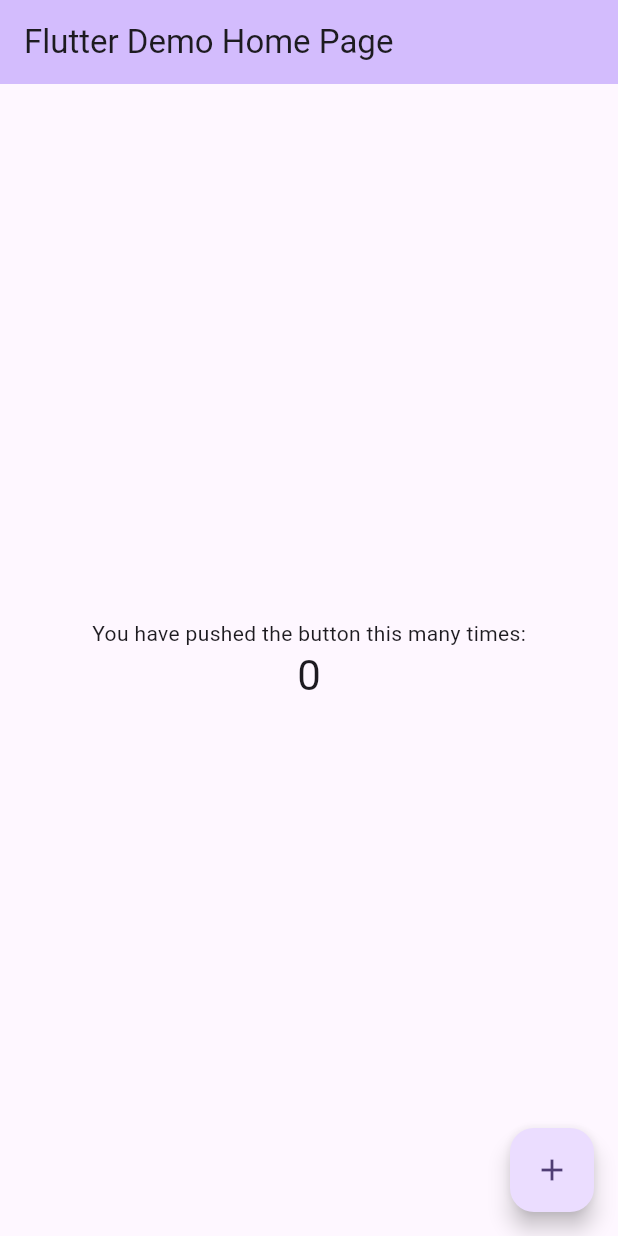
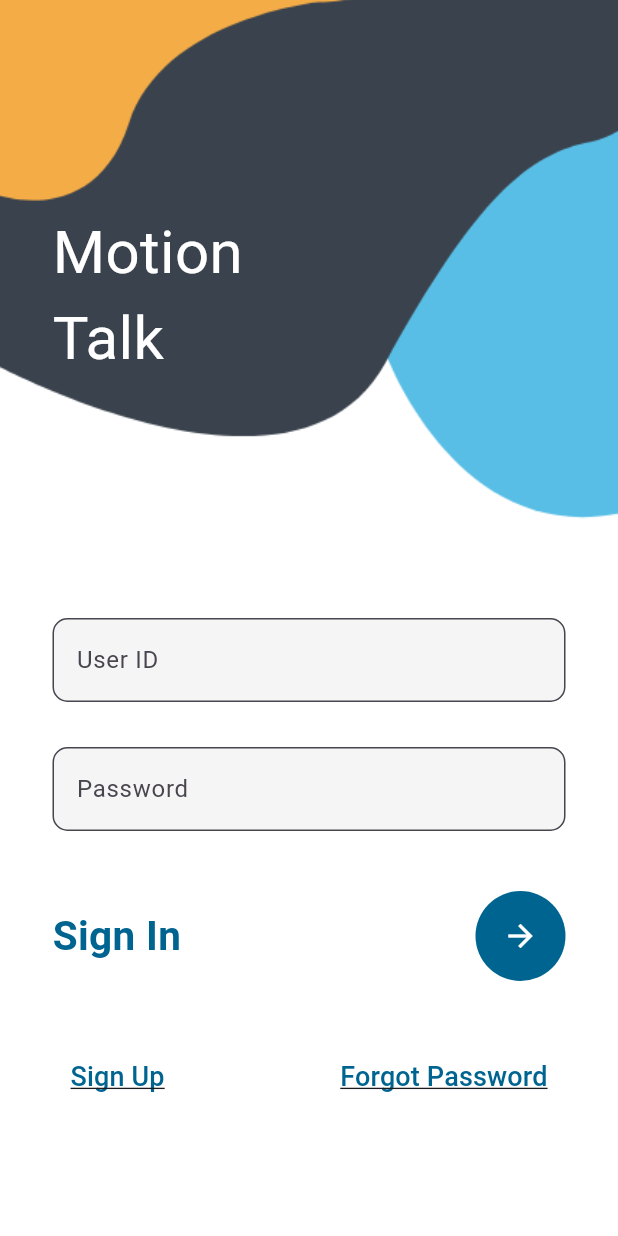
Before and after one commit to divshiv2611/MotionTalk_finalYear, a Flutter app: the screen it shows after launch, on a phone screen of 412 x 824 dp. Run offline on Flutter 3.47's test engine with Material 3 defaults, Android fonts, the phone set to English and light mode, and no system bars.

Commit message:
second commit

```diff
--- /dev/null
+++ b/lib/login.dart
@@ -0,0 +1,113 @@
+import 'package:flutter/material.dart';
+
+class MyLogin extends StatefulWidget {
+  const MyLogin({super.key});
+  @override
+  State<MyLogin> createState() => _MyLoginState();
+}
+
+class _MyLoginState extends State<MyLogin> {
+  @override
+  Widget build(BuildContext context) {
+    return Container(
+      decoration: BoxDecoration(
+          image: DecorationImage(
+              image: AssetImage('assets/login.png'), fit: BoxFit.cover)),
+      child: Scaffold(
+        backgroundColor: Colors.transparent,
+        body: Stack(
+          children: [
+            Container(
+              padding: EdgeInsets.only(left: 35, top:140),
+              child: Text('Motion \nTalk', style: TextStyle(
+                color: Colors.white,
+                fontSize: 40
+              ),),
+            ),
+          SingleChildScrollView(
+            child: Container(
+              padding: EdgeInsets.only(
+                  top: MediaQuery.of(context).size.height*0.5,
+                  right: 35,left: 35
+              ),
+              child: Column(
+                children: [
+                  TextField(
+                    decoration: InputDecoration(
+                      fillColor: Colors.grey.shade100,
+                      filled: true,
+                      hintText: 'User ID',
+                      border: OutlineInputBorder(
+                        borderRadius: BorderRadius.circular(10)
+                      )
+                    ),
+                  ),
+                  SizedBox(
+                    height: 30,
+                  ),
+                  TextField(
+                    obscureText: true,
+                    decoration: InputDecoration(
+                        fillColor: Colors.grey.shade100,
+                        filled: true,
+                        hintText: 'Password',
+                        border: OutlineInputBorder(
+                            borderRadius: BorderRadius.circular(10)
+                        )
+                    ),
+                  ),
+                  SizedBox(
+
+                    height: 40,
+                  ),
+                  Row(
+                    mainAxisAlignment: MainAxisAlignment.spaceBetween,
+                    children: [Text('Sign In', style: TextStyle(
+                      color: Color(0xff006491),
+                      fontSize: 27, fontWeight: FontWeight.w700),
+                    ),
+                    CircleAvatar(
+                      radius: 30,
+                      backgroundColor: Color(0xff006491),
+                      child: IconButton(
+                        color: Colors.white,
+                        onPressed: (){
+                          Navigator.pushNamed(context, 'dashboard');
+                        },
+                        icon: Icon(Icons.arrow_forward),
+                      ),
+                    )
+                    ],
+                  ),
+                  SizedBox(
+                    height: 40,
+                  ),
+                  Row(
+                    mainAxisAlignment: MainAxisAlignment.spaceBetween,
+                    children: [
+                      TextButton(onPressed: (){
+                        Navigator.pushNamed(context, 'register');
+                      }, child: Text('Sign Up', style: TextStyle(
+                        decoration: TextDecoration.underline,
+                        fontSize: 18,
+                        color: Color(0xff006491),
+                      ),)),
+                      TextButton(onPressed: (){
+                        Navigator.pushNamed(context, 'forgot');
+                      }, child: Text('Forgot Password', style: TextStyle(
+                        decoration: TextDecoration.underline,
+                        fontSize: 18,
+                        color: Color(0xff006491),
+                      ),))
+                    ],
+                  )
+                ],
+              ),
+            ),
+          )
+          ],
+        ),
+      ),
+    );
+  }
+}
--- a/lib/main.dart
+++ b/lib/main.dart
@@ -1,125 +1,19 @@
+
 import 'package:flutter/material.dart';
+import 'package:motion_talk/dashboard.dart';
+import 'package:motion_talk/forgot.dart';
+import 'package:motion_talk/login.dart';
+import 'package:motion_talk/register.dart';
 
 void main() {
-  runApp(const MyApp());
+  runApp(MaterialApp(
+    debugShowCheckedModeBanner: false,
+    initialRoute: 'login',
+    routes: {
+      'login': (context) => MyLogin(),
+      'register':(context)=> MyRegister(),
+      'dashboard':(context)=> MyDashboard(),
+      'forgot':(context)=>MyForgot()
+    },
+  ));
 }
-
-class MyApp extends StatelessWidget {
-  const MyApp({super.key});
-
-  // This widget is the root of your application.
-  @override
-  Widget build(BuildContext context) {
-    return MaterialApp(
-      title: 'Flutter Demo',
-      theme: ThemeData(
-        // This is the theme of your application.
-        //
-        // TRY THIS: Try running your application with "flutter run". You'll see
-        // the application has a blue toolbar. Then, without quitting the app,
-        // try changing the seedColor in the colorScheme below to Colors.green
-        // and then invoke "hot reload" (save your changes or press the "hot
-        // reload" button in a Flutter-supported IDE, or press "r" if you used
-        // the command line to start the app).
-        //
-        // Notice that the counter didn't reset back to zero; the application
-        // state is not lost during the reload. To reset the state, use hot
-        // restart instead.
-        //
-        // This works for code too, not just values: Most code changes can be
-        // tested with just a hot reload.
-        colorScheme: ColorScheme.fromSeed(seedColor: Colors.deepPurple),
-        useMaterial3: true,
-      ),
-      home: const MyHomePage(title: 'Flutter Demo Home Page'),
-    );
-  }
-}
-
-class MyHomePage extends StatefulWidget {
-  const MyHomePage({super.key, required this.title});
-
-  // This widget is the home page of your application. It is stateful, meaning
-  // that it has a State object (defined below) that contains fields that affect
-  // how it looks.
-
-  // This class is the configuration for the state. It holds the values (in this
-  // case the title) provided by the parent (in this case the App widget) and
-  // used by the build method of the State. Fields in a Widget subclass are
-  // always marked "final".
-
-  final String title;
-
-  @override
-  State<MyHomePage> createState() => _MyHomePageState();
-}
-
-class _MyHomePageState extends State<MyHomePage> {
-  int _counter = 0;
-
-  void _incrementCounter() {
-    setState(() {
-      // This call to setState tells the Flutter framework that something has
-      // changed in this State, which causes it to rerun the build method below
-      // so that the display can reflect the updated values. If we changed
-      // _counter without calling setState(), then the build method would not be
-      // called again, and so nothing would appear to happen.
-      _counter++;
-    });
-  }
-
-  @override
-  Widget build(BuildContext context) {
-    // This method is rerun every time setState is called, for instance as done
-    // by the _incrementCounter method above.
-    //
-    // The Flutter framework has been optimized to make rerunning build methods
-    // fast, so that you can just rebuild anything that needs updating rather
-    // than having to individually change instances of widgets.
-    return Scaffold(
-      appBar: AppBar(
-        // TRY THIS: Try changing the color here to a specific color (to
-        // Colors.amber, perhaps?) and trigger a hot reload to see the AppBar
-        // change color while the other colors stay the same.
-        backgroundColor: Theme.of(context).colorScheme.inversePrimary,
-        // Here we take the value from the MyHomePage object that was created by
-        // the App.build method, and use it to set our appbar title.
-        title: Text(widget.title),
-      ),
-      body: Center(
-        // Center is a layout widget. It takes a single child and positions it
-        // in the middle of the parent.
-        child: Column(
-          // Column is also a layout widget. It takes a list of children and
-          // arranges them vertically. By default, it sizes itself to fit its
-          // children horizontally, and tries to be as tall as its parent.
-          //
-          // Column has various properties to control how it sizes itself and
-          // how it positions its children. Here we use mainAxisAlignment to
-          // center the children vertically; the main axis here is the vertical
-          // axis because Columns are vertical (the cross axis would be
-          // horizontal).
-          //
-          // TRY THIS: Invoke "debug painting" (choose the "Toggle Debug Paint"
-          // action in the IDE, or press "p" in the console), to see the
-          // wireframe for each widget.
-          mainAxisAlignment: MainAxisAlignment.center,
-          children: <Widget>[
-            const Text(
-              'You have pushed the button this many times:',
-            ),
-            Text(
-              '$_counter',
-              style: Theme.of(context).textTheme.headlineMedium,
-            ),
-          ],
-        ),
-      ),
-      floatingActionButton: FloatingActionButton(
-        onPressed: _incrementCounter,
-        tooltip: 'Increment',
-        child: const Icon(Icons.add),
-      ), // This trailing comma makes auto-formatting nicer for build methods.
-    );
-  }
-}
```
Also changed, not shown: lib/dashboard.dart (added, +15 -0 lines), lib/forgot.dart (added, +95 -0 lines), lib/register.dart (added, +152 -0 lines), pubspec.yaml (+3 -4 lines), assets/login.png (added), assets/register.png (added), pubspec.lock, 2 other files.
